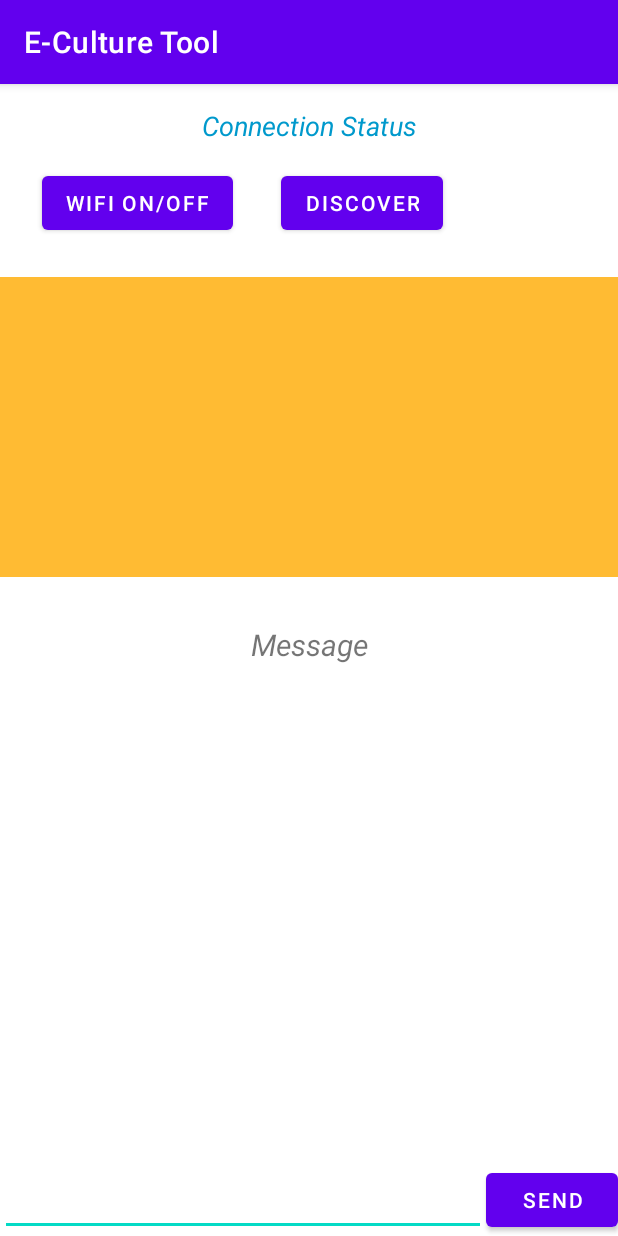
After one commit to mattiange/EProject, an Android app: the MyWifiActivity screen opened directly, with no data from a screen before it, on a phone screen of 412 x 824 dp. The commit adds this screen. Run offline under Robolectric (Android 15) with nearby library versions, the phone set to English and light mode, and no system bars.

Commit message:
Implementazione Wifi e JSON Percorso

```diff
--- a/app/src/main/java/it/sms/eproject/activity/login_e_registrazione/LoginActivity.java
+++ b/app/src/main/java/it/sms/eproject/activity/login_e_registrazione/LoginActivity.java
@@ -55,9 +55,9 @@ public class LoginActivity extends AppCompatActivity {
         buttonRegister.setOnClickListener(v -> startActivity(new Intent(LoginActivity.this, RegistrazioneActivity.class)));
 
         /*SOLO PER TEST (LOGIN DIRETTA)*/
-        //email = "m.angelillo@gmail.com";//Curatore
+        email = "m.angelillo@gmail.com";//Curatore
         //email = "m.rossi@gmail.com";//Guida
-        email = "a.manzoni@gmail.com";//Visitatore
+        //email = "a.manzoni@gmail.com";//Visitatore
         password = "test";
         Utente u;
         if((u = new DbManager(this).login(email, password)) != null){
--- a/app/src/main/java/it/sms/eproject/database/DbManager.java
+++ b/app/src/main/java/it/sms/eproject/database/DbManager.java
@@ -19,7 +19,7 @@ import it.sms.eproject.data.classes.Utente;
  */
 @AutoreCodice(autore = "Mattia Leonardo Angelillo")
 public class DbManager {
-    static MyHelper helper=null;
+    public static MyHelper helper=null;
     private final static String DATABASE="ProgettoSMS.db";
     private final static int VERSIONE_DATABASE=1;
     Context c;
--- /dev/null
+++ b/app/src/main/java/it/sms/eproject/json/MyWifiActivity.java
@@ -0,0 +1,252 @@
+package it.sms.eproject.json;
+
+import android.content.BroadcastReceiver;
+import android.content.Context;
+import android.content.Intent;
+import android.content.IntentFilter;
+import android.net.wifi.WifiManager;
+import android.net.wifi.p2p.WifiP2pConfig;
+import android.net.wifi.p2p.WifiP2pDevice;
+import android.net.wifi.p2p.WifiP2pDeviceList;
+import android.net.wifi.p2p.WifiP2pInfo;
+import android.net.wifi.p2p.WifiP2pManager;
+import android.os.Bundle;
+import android.os.Looper;
+import android.provider.Settings;
+import android.telecom.Connection;
+import android.view.View;
+import android.widget.AdapterView;
+import android.widget.ArrayAdapter;
+import android.widget.Button;
+import android.widget.ListView;
+import android.widget.TextView;
+import android.widget.Toast;
+
+import androidx.annotation.Nullable;
+import androidx.appcompat.app.AppCompatActivity;
+
+import java.io.IOException;
+import java.io.InputStream;
+import java.io.OutputStream;
+import java.net.InetAddress;
+import java.net.InetSocketAddress;
+import java.net.ServerSocket;
+import java.net.Socket;
+import java.util.ArrayList;
+import java.util.List;
+import java.util.concurrent.ExecutorService;
+import java.util.concurrent.Executors;
+import java.util.logging.Handler;
+
+
+import it.sms.eproject.R;
+
+public class MyWifiActivity extends AppCompatActivity {
+
+    Button btnOnOff, btnDiscover, btnSend;
+    ListView listView;
+
+    TextView read_msg_box, connectionStatus;
+    WifiManager wifiManager;
+
+    WifiP2pManager manager;
+    WifiP2pManager.Channel channel;
+
+    BroadcastReceiver receiver;
+    IntentFilter intentFilter;
+
+    List<WifiP2pDevice> peers = new ArrayList<WifiP2pDevice>();
+    String[] deviceNameArray;
+    WifiP2pDevice[] deviceArray;
+    @Override
+    protected void onCreate(@Nullable Bundle savedInstanceState) {
+        super.onCreate(savedInstanceState);
+        setContentView(R.layout.activity_wifi);
+        initialWork();
+        exqListener();
+    }
+
+    private void exqListener() {
+        btnOnOff.setOnClickListener(new View.OnClickListener() {
+            @Override
+            public void onClick(View view) {
+                Intent intent = new Intent(Settings.ACTION_WIFI_SETTINGS);
+                MyWifiActivity.this.startActivityForResult(intent, 1);
+            }
+
+        });
+
+
+/**
+ *         BUTTON DELLA RICERCA Di DISPOSITIVI
+ *         metodi OnSuccess per "Ricerca iniziata", OnFailure per "Ricerca fallita"
+ */
+        btnDiscover.setOnClickListener(new View.OnClickListener() {
+            @Override
+            public void onClick(View view) {
+                manager.discoverPeers(channel, new WifiP2pManager.ActionListener() {
+                    @Override
+                    public void onSuccess() {
+                        connectionStatus.setText("Ricerca iniziata");
+                    }
+
+                    @Override
+                    public void onFailure(int i) {
+                        connectionStatus.setText("Ricerca fallita");
+
+                    }
+                });
+            }
+        });
+
+        /**
+         * Connessione a peer
+          */
+    listView.setOnItemClickListener(new AdapterView.OnItemClickListener() {
+        @Override
+        public void onItemClick(AdapterView<?> adapterView, View view, int i, long l) {
+            final WifiP2pDevice device = deviceArray[i];
+            WifiP2pConfig config = new WifiP2pConfig();
+            config.deviceAddress = device.deviceAddress;
+            manager.connect(channel, config, new WifiP2pManager.ActionListener() {
+                @Override
+                public void onSuccess() {
+                    Toast.makeText(getApplicationContext(), "Connessione a " +device.deviceName, Toast.LENGTH_SHORT).show();
+                }
+
+                @Override
+                public void onFailure(int i) {
+                    Toast.makeText(getApplicationContext(), "Non Connesso", Toast.LENGTH_SHORT).show();
+                }
+            });
+        }
+    });
+
+    }
+
+    private void initialWork(){
+        btnOnOff=(Button) findViewById(R.id.onOff);
+        btnDiscover=(Button) findViewById(R.id.discover);
+        btnSend=(Button) findViewById(R.id.sendButton);
+        listView=(ListView) findViewById(R.id.peerListView);
+        read_msg_box = (TextView) findViewById(R.id.readMsg);
+        connectionStatus = (TextView) findViewById(R.id.connectionStatus);
+
+        wifiManager=(WifiManager) getApplicationContext().getSystemService(Context.WIFI_SERVICE);
+
+        manager = (WifiP2pManager) getSystemService(Context.WIFI_P2P_SERVICE);
+        channel= manager.initialize(this, getMainLooper(),null);
+        receiver = new WiFiDirectBroadcastReceiver(manager, channel, this);
+
+        intentFilter = new IntentFilter();
+        intentFilter.addAction(WifiP2pManager.WIFI_P2P_STATE_CHANGED_ACTION);
+        intentFilter.addAction(WifiP2pManager.WIFI_P2P_PEERS_CHANGED_ACTION);
+        intentFilter.addAction(WifiP2pManager.WIFI_P2P_CONNECTION_CHANGED_ACTION);
+        intentFilter.addAction(WifiP2pManager.WIFI_P2P_THIS_DEVICE_CHANGED_ACTION);
+
+    }
+
+    /**
+     * CREIAMO UNA LISTA DEI PEER
+     */
+    WifiP2pManager.PeerListListener peerListListener =new WifiP2pManager.PeerListListener() {
+        @Override
+        public void onPeersAvailable(WifiP2pDeviceList peerList) {
+            if(!peerList.getDeviceList().equals(peers)){
+                peers.clear();
+                peers.addAll(peerList.getDeviceList());
+
+                deviceNameArray=new String[peerList.getDeviceList().size()];
+                deviceArray = new WifiP2pDevice[peerList.getDeviceList().size()];
+                int index=0;
+
+                for (WifiP2pDevice device : peerList.getDeviceList()){
+                    deviceNameArray[index]=device.deviceName;
+                    deviceArray[index]=device;
+                    index++;
+                }
+                ArrayAdapter<String> adapter = new ArrayAdapter<String>(getApplicationContext(), android.R.layout.simple_list_item_1, deviceNameArray);
+                listView.setAdapter(adapter);
+            }
+            if(peers.size()==0){
+                Toast.makeText(getApplicationContext(), "Non abbiamo trovato nessun device", Toast.LENGTH_SHORT).show();
+                return;
+            }
+        }
+
+    };
+
+    WifiP2pManager.ConnectionInfoListener connectionInfoListener=new WifiP2pManager.ConnectionInfoListener() {
+        @Override
+        public void onConnectionInfoAvailable(WifiP2pInfo wifiP2pInfo) {
+            final InetAddress groupOwnerAddress = wifiP2pInfo.groupOwnerAddress;
+            if(wifiP2pInfo.groupFormed && wifiP2pInfo.isGroupOwner){
+                connectionStatus.setText("Host");
+            }else if (wifiP2pInfo.groupFormed){
+                connectionStatus.setText("Client");
+            }
+        }
+    };
+
+    @Override
+    protected void onResume() {
+        super.onResume();
+        registerReceiver(receiver, intentFilter);
+    }
+
+    @Override
+    protected void onPause() {
+        super.onPause();
+        unregisterReceiver(receiver);
+    }
+
+    /**
+     * Creazione della Thread server
+      */
+    public class ServerClass extends Thread{
+        Socket socket;
+        ServerSocket serverSocket;
+
+        @Override
+        public void run() {
+            try {
+                serverSocket = new ServerSocket(88888);
+                socket=serverSocket.accept();
+            } catch (IOException e) {
+                throw new RuntimeException(e);
+            }
+
+        }
+    }
+
+    /**
+     * Creazione della Thread client
+     */
+    public class ClientClass extends Thread{
+        Socket socket;
+        String hostAdd;
+    private InputStream inputStream;
+    private OutputStream outputStream;
+
+        public ClientClass(InetAddress hostAddress){
+            hostAdd=hostAddress.getHostAddress();
+            socket=new Socket();
+
+        }
+
+        @Override
+        public void run() {
+            try {
+                socket.connect(new InetSocketAddress(hostAdd, 88888), 500);
+                inputStream = socket.getInputStream();
+                outputStream = socket.getOutputStream();
+            } catch (IOException e) {
+                throw new RuntimeException(e);
+            }
+
+            ExecutorService executor = Executors.newSingleThreadExecutor();
+
+        }
+    }
+
+}
--- /dev/null
+++ b/app/src/main/java/it/sms/eproject/json/WiFiDirectBroadcastReceiver.java
@@ -0,0 +1,51 @@
+package it.sms.eproject.json;
+
+import android.content.BroadcastReceiver;
+import android.content.Context;
+import android.content.Intent;
+import android.net.Network;
+import android.net.NetworkInfo;
+import android.net.wifi.p2p.WifiP2pManager;
+import android.widget.Toast;
+
+
+public class WiFiDirectBroadcastReceiver extends BroadcastReceiver {
+
+    private WifiP2pManager manager;
+    private WifiP2pManager.Channel channel;
+    private MyWifiActivity activity;
+
+    public WiFiDirectBroadcastReceiver(WifiP2pManager manager, WifiP2pManager.Channel channel, MyWifiActivity activity){
+        super();
+        this.manager = manager;
+        this.channel = channel;
+        this.activity = activity;
+    }
+    @Override
+    public void onReceive(Context context, Intent intent) {
+        String action = intent.getAction();
+        if(WifiP2pManager.WIFI_P2P_STATE_CHANGED_ACTION.equals(action)){
+            //CONTROLLA SE IL WIFI è ABILITATO
+
+        } else if (WifiP2pManager.WIFI_P2P_PEERS_CHANGED_ACTION.equals(action)) {
+            //CHIAMA WIFI P2P per ottenere un elenco dei peer correnti
+
+            if(manager!=null){
+                manager.requestPeers(channel, activity.peerListListener);
+            }
+
+        } else if (WifiP2pManager.WIFI_P2P_CONNECTION_CHANGED_ACTION.equals(action)) {
+            //RISPONDE a nuove connessioni o disconnessioni
+
+            if(manager!=null){
+                NetworkInfo networkInfo = intent.getParcelableExtra(WifiP2pManager.EXTRA_NETWORK_INFO);
+                if (networkInfo.isConnected()){
+                    manager.requestConnectionInfo(channel, activity.connectionInfoListener);
+                }else {
+                    activity.connectionStatus.setText("Non connesso");
+                }
+
+            }
+        }
+    }
+}
--- /dev/null
+++ b/app/src/main/res/layout/activity_wifi.xml
@@ -0,0 +1,79 @@
+<?xml version="1.0" encoding="utf-8"?>
+<RelativeLayout xmlns:android="http://schemas.android.com/apk/res/android"
+    android:layout_width="match_parent"
+    android:layout_height="match_parent">
+
+    <Button
+        android:id="@+id/onOff"
+        android:layout_width="wrap_content"
+        android:layout_height="wrap_content"
+        android:layout_alignParentStart="true"
+        android:layout_alignParentTop="true"
+        android:layout_marginStart="28dp"
+        android:layout_marginTop="55dp"
+        android:text="Wifi On/OFF" />
+
+    <Button
+        android:id="@+id/discover"
+        android:layout_width="wrap_content"
+        android:layout_height="wrap_content"
+        android:layout_alignBaseline="@+id/onOff"
+        android:layout_alignBottom="@+id/onOff"
+        android:layout_marginStart="32dp"
+        android:layout_toEndOf="@+id/onOff"
+        android:text="discover" />
+
+    <ListView
+        android:id="@+id/peerListView"
+        android:layout_width="match_parent"
+        android:layout_height="200dp"
+        android:layout_alignParentStart="true"
+        android:layout_below="@+id/onOff"
+        android:layout_marginTop="25dp"
+        android:background="@android:color/holo_orange_light" />
+
+    <TextView
+        android:id="@+id/readMsg"
+        android:layout_width="wrap_content"
+        android:layout_height="wrap_content"
+        android:layout_alignParentEnd="true"
+        android:layout_alignParentStart="true"
+        android:layout_below="@+id/peerListView"
+        android:layout_marginTop="31dp"
+        android:text="Message"
+        android:textAlignment="center"
+        android:textSize="20sp"
+        android:textStyle="italic" />
+
+    <EditText
+        android:id="@+id/writeMsg"
+        android:layout_width="wrap_content"
+        android:layout_height="wrap_content"
+        android:layout_alignParentBottom="true"
+        android:layout_alignParentStart="true"
+        android:ems="10"
+        android:inputType="textPersonName"
+        android:layout_toStartOf="@+id/sendButton" />
+
+    <Button
+        android:id="@+id/sendButton"
+        android:layout_width="wrap_content"
+        android:layout_height="wrap_content"
+        android:layout_alignParentBottom="true"
+        android:layout_alignParentEnd="true"
+        android:text="Send" />
+
+    <TextView
+        android:id="@+id/connectionStatus"
+        android:layout_width="match_parent"
+        android:layout_height="wrap_content"
+        android:layout_alignParentStart="true"
+        android:layout_alignParentTop="true"
+        android:layout_marginTop="15dp"
+        android:text="Connection Status"
+        android:textAlignment="center"
+        android:textColor="@android:color/holo_blue_dark"
+        android:textSize="18sp"
+        android:textStyle="italic" />
+
+</RelativeLayout>
--- a/app/src/main/res/menu/menu.xml
+++ b/app/src/main/res/menu/menu.xml
@@ -21,6 +21,10 @@
         android:id="@+id/logout"
         android:title="Logout"
         app:showAsAction="never"/>
+    <item
+        android:id="@+id/wifi"
+        android:title="WIFI"
+        app:showAsAction="never"/>
 
 
 
--- a/app/src/main/res/values/strings.xml
+++ b/app/src/main/res/values/strings.xml
@@ -340,5 +340,6 @@
     <string name="version">Versione</string>
     <string name="gestione_progilo">Profilo</string>
     <string name="qr_scan" translatable="false">Qr Scan</string>
+    <string name="wifi" translatable="false">Wifi</string>
 
 </resources>
```
Also changed, not shown: app/src/main/AndroidManifest.xml (+18 -4 lines), app/src/main/java/it/sms/eproject/json/GestioneJsonPercorso.java (added, +48 -0 lines), app/src/main/java/it/sms/eproject/menu/MyMenu.java (+16 -0 lines).
